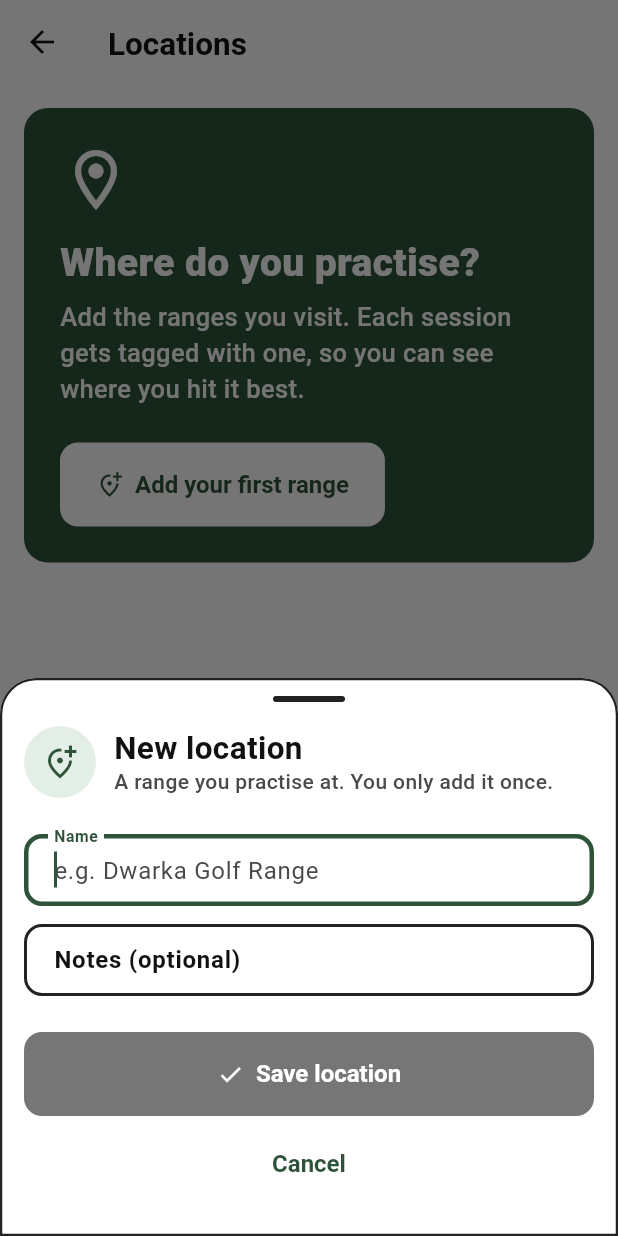
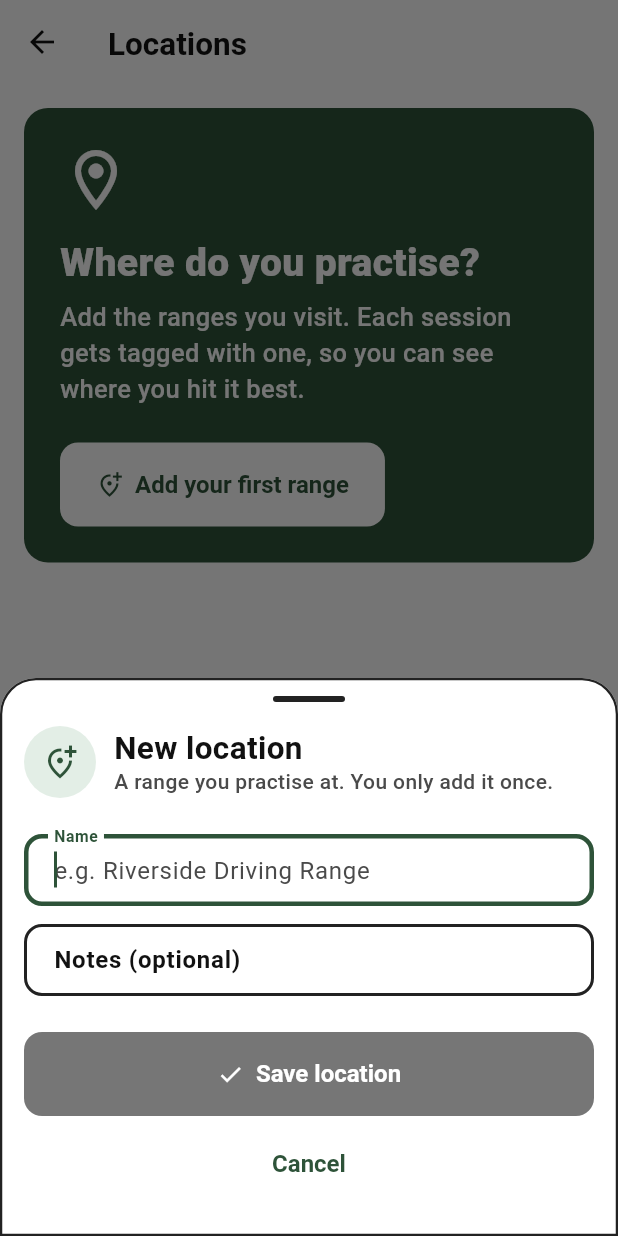
Before and after one commit to connectamansaini/protrack_golf, a Flutter app: the _LocationsScaffold screen opened directly, after a tap on "Add your first range", on a phone screen of 412 x 824 dp. Run offline on Flutter 3.47's test engine with Material 3 defaults, Android fonts, the phone set to English and light mode, and no system bars; our stand-ins replace dartz, equatable, fl_chart, flutter_bloc, freezed_annotation, get_it and 5 more; accounts and stored records are empty.

Commit message:
Use generic range names in the hint text, tests and test plan
Co-Authored-By: Claude Fable 5.1 <noreply@anthropic.com>

```diff
--- a/lib/src/locations/widgets/add_location_dialog.dart
+++ b/lib/src/locations/widgets/add_location_dialog.dart
@@ -119,7 +119,7 @@ class _AddLocationDialogState extends State<AddLocationDialog> {
               textInputAction: TextInputAction.next,
               decoration: const InputDecoration(
                 labelText: 'Name',
-                hintText: 'e.g. Dwarka Golf Range',
+                hintText: 'e.g. Riverside Driving Range',
               ),
               onSubmitted: (_) => _notesFocus.requestFocus(),
             ),
```
Also changed, not shown: 3 other files.
